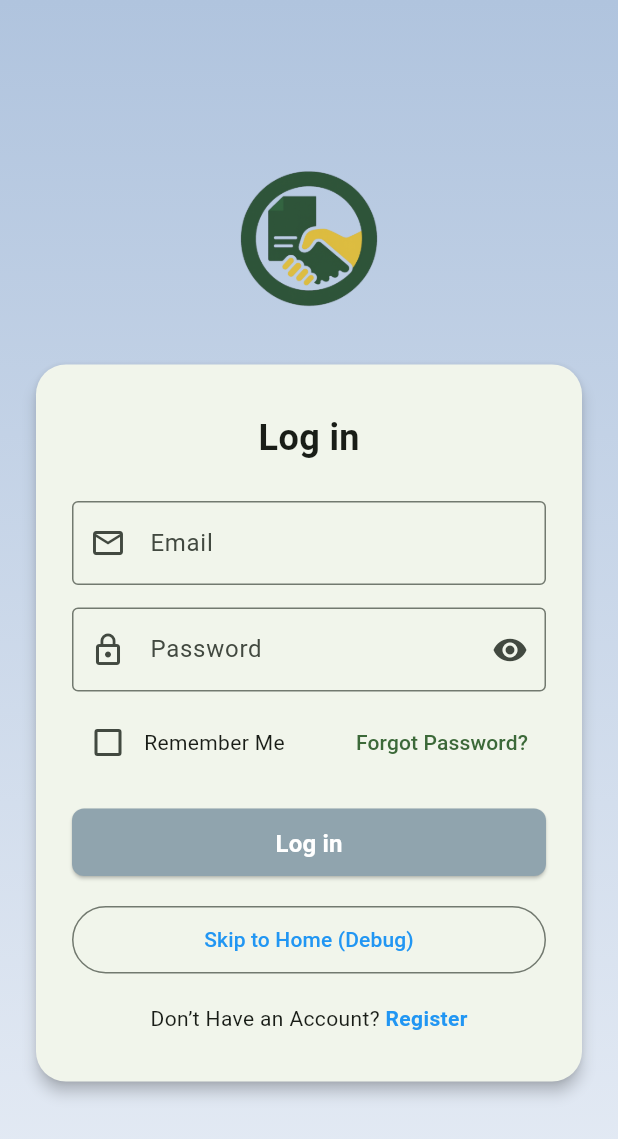
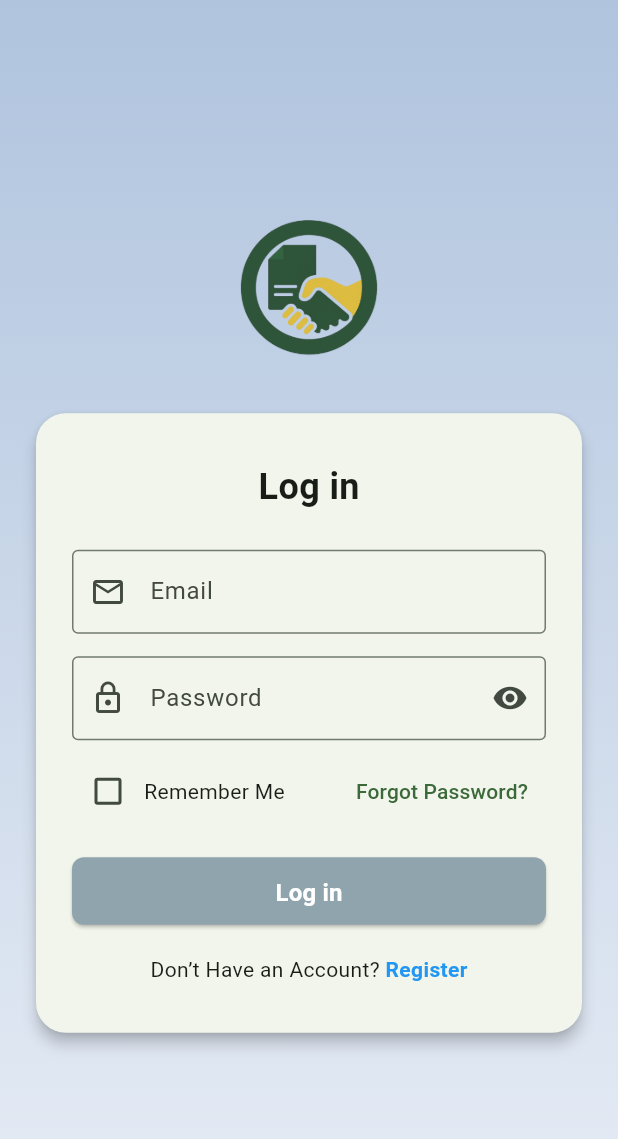
Before and after one commit to christian0507341/RegistrarConnect, a Flutter app: the screen it shows after launch, on a phone screen of 412 x 824 dp. Shown: the top 1139 px of the screen. Run offline on Flutter 3.47's test engine with Material 3 defaults, Android fonts, the light colour scheme and no system bars; our stand-ins replace connectivity_plus, dio, equatable, flutter_bloc, flutter_secure_storage, get_it and 2 more.

Commit message:
Update login_page.dart

```diff
--- a/mobile/lib/features/auth/presentation/pages/login_page.dart
+++ b/mobile/lib/features/auth/presentation/pages/login_page.dart
@@ -176,23 +176,6 @@ class _LoginPageState extends State<LoginPage> {
                               ),
                             ),
                             const SizedBox(height: 20),
-                            SizedBox(
-                              width: double.infinity,
-                              height: 45,
-                              child: OutlinedButton(
-                                onPressed: () {
-                                  Navigator.of(context).pushNamedAndRemoveUntil(
-                                    '/home',
-                                    (route) => false,
-                                  );
-                                },
-                                child: const Text(
-                                  "Skip to Home (Debug)",
-                                  style: TextStyle(color: Colors.blue),
-                                ),
-                              ),
-                            ),
-                            const SizedBox(height: 20),
                             Row(
                               mainAxisAlignment: MainAxisAlignment.center,
                               children: [
```
